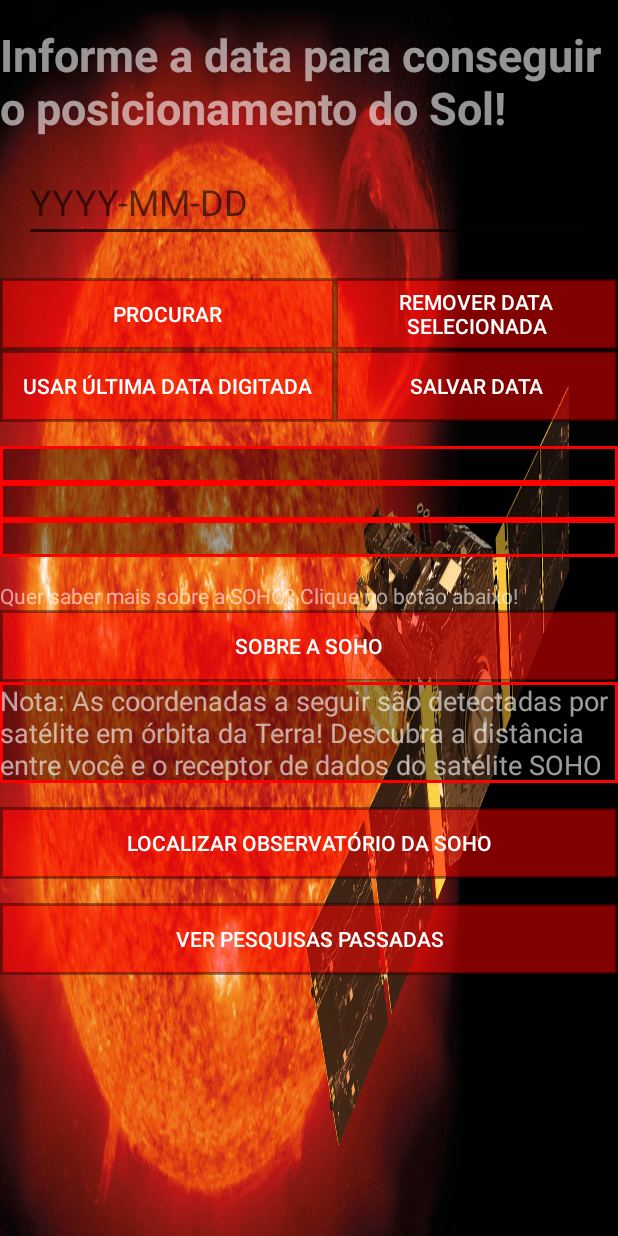
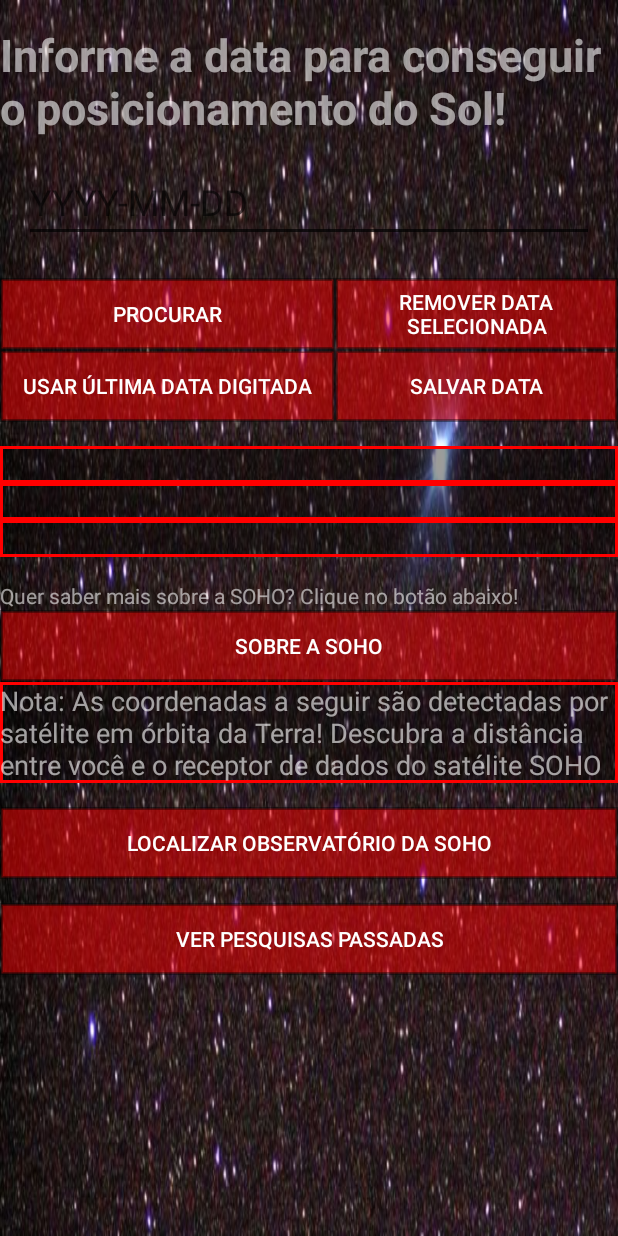
Before and after one commit to GabrielJarufe/EPICAPIMK2, an Android app: the screen it shows after launch (MainActivity), on a phone screen of 412 x 824 dp. Run offline under Robolectric (Android 15) with nearby library versions, the phone set to English and light mode, and no system bars.

Commit message:
Meu primeiro app decente!

```diff
--- a/app/src/main/res/layout/activity_main.xml
+++ b/app/src/main/res/layout/activity_main.xml
@@ -4,7 +4,7 @@
     xmlns:tools="http://schemas.android.com/tools"
     android:layout_width="match_parent"
     android:layout_height="match_parent"
-    android:background="@drawable/soho1"
+    android:background="@drawable/so123344"
     android:orientation="vertical"
     tools:context=".activities.activity.MainActivity">
 
--- a/app/src/main/res/layout/activity_soho.xml
+++ b/app/src/main/res/layout/activity_soho.xml
@@ -4,7 +4,7 @@
     xmlns:tools="http://schemas.android.com/tools"
     android:layout_width="match_parent"
     android:layout_height="match_parent"
-    android:background="@drawable/azulsoho"
+    android:background="@drawable/so123344"
     tools:context=".activities.activity.ActivitySoho">
 
     <TextView
```
Also changed, not shown: app/src/main/res/drawable-v24/so123344.jpg (added).
